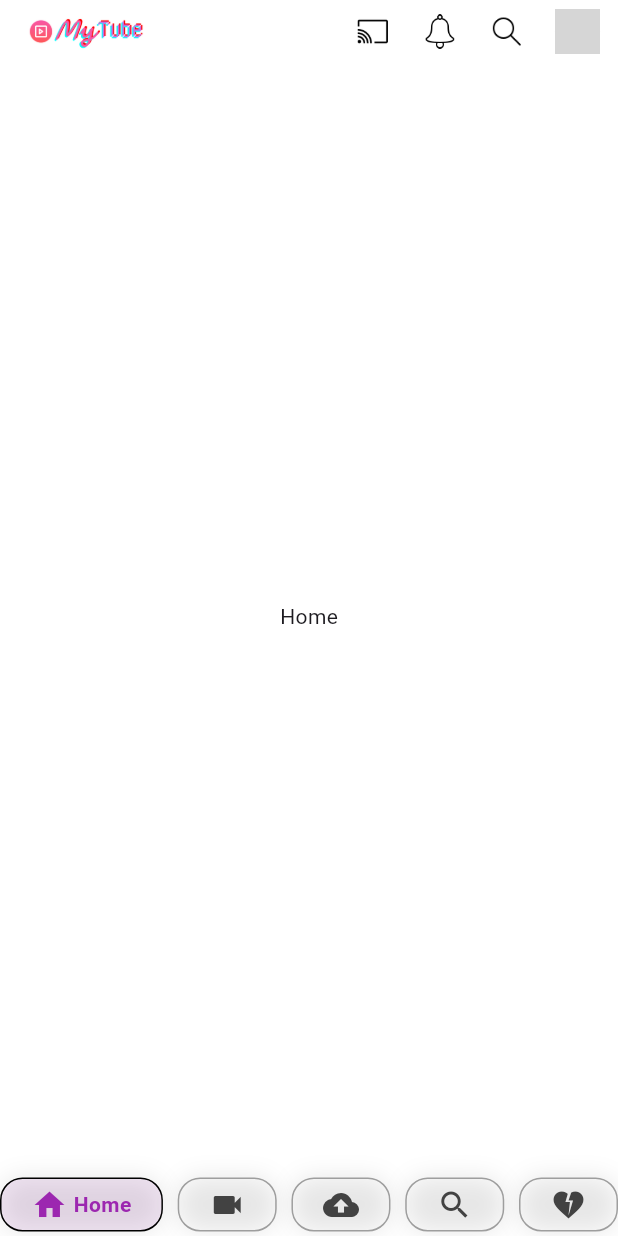
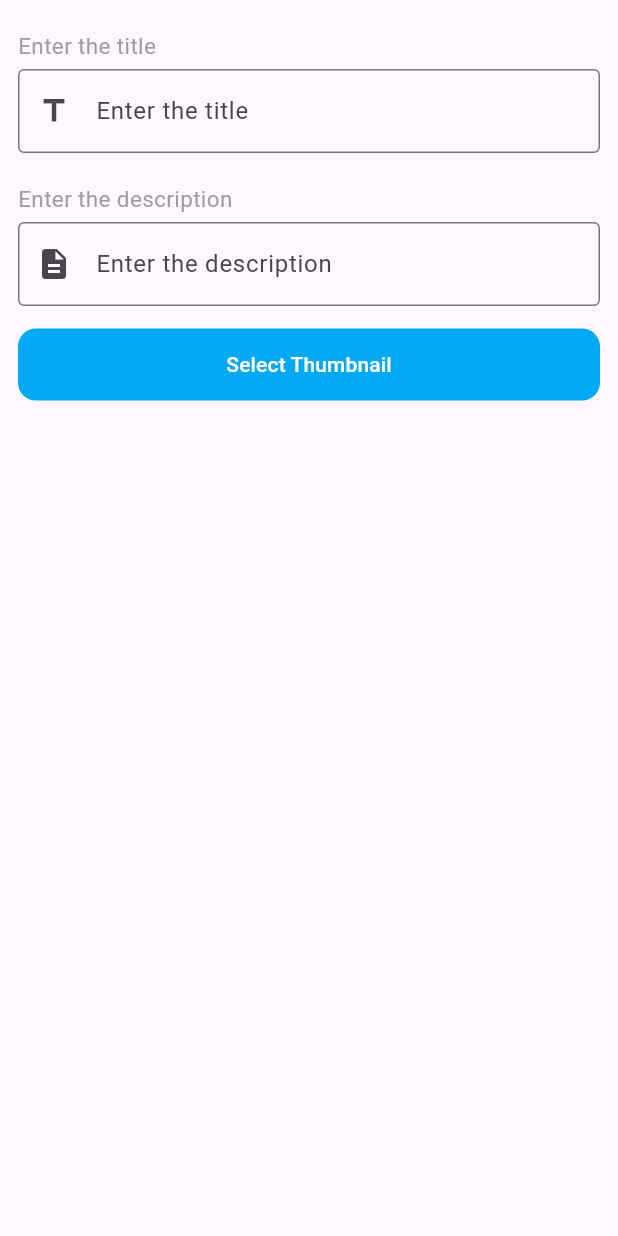
Before and after one commit to Arijit-Biswas-Anirban/my-tube-app-arijit220112, a Flutter app: the screen it shows once a user with an empty profile is signed in, on a phone screen of 412 x 824 dp. Run offline on Flutter 3.47's test engine with Material 3 defaults, Android fonts, the light colour scheme and no system bars; drawn by our look-alikes of google_nav_bar; our stand-ins replace cached_network_image, cloud_firestore, firebase_auth, firebase_core, firebase_storage, flutter_riverpod and 2 more; missing offline and left inert: video_editor; accounts and stored records are empty; grey boxes are pictures that could not be loaded.

Commit message:
adding uploading video feature

```diff
--- a/lib/cores/methods.dart
+++ b/lib/cores/methods.dart
@@ -1,6 +1,9 @@
 // ignore_for_file: unnecessary_null_comparison, use_build_context_synchronously
 
+import 'dart:io';
+import 'package:firebase_storage/firebase_storage.dart';
 import 'package:flutter/material.dart';
+import 'package:image_picker/image_picker.dart';
 
 void showErrorSnackBar(String message, context) =>
     ScaffoldMessenger.of(context).showSnackBar(
@@ -9,3 +12,19 @@ void showErrorSnackBar(String message, context) =>
         duration: const Duration(seconds: 1),
       ),
     );
+
+pickVideo() async{
+  XFile? file =  await ImagePicker().pickVideo(source: ImageSource.gallery);
+  File video = File(file!.path);
+  if(video != null){
+    return video;
+  }
+}
+
+putFileInStorage(file,number,fileType) async{
+  final ref = FirebaseStorage.instance.ref().child("$fileType/$number");
+  final upload = ref.putFile(file);
+  final snapshot = await upload;
+  String downloadURL = await snapshot.ref.getDownloadURL();
+  return downloadURL;
+}
--- /dev/null
+++ b/lib/features/upload/long_video/video_details.dart
@@ -0,0 +1,82 @@
+import 'package:flutter/cupertino.dart';
+import 'package:flutter/material.dart';
+import 'package:flutter/widgets.dart';
+
+class VideoDetailsPage extends StatefulWidget {
+  const VideoDetailsPage({super.key});
+
+  @override
+  State<VideoDetailsPage> createState() => _VideoDetailsPageState();
+}
+
+class _VideoDetailsPageState extends State<VideoDetailsPage> {
+  @override
+  Widget build(BuildContext context) {
+    return Scaffold(
+      body: SafeArea(
+        child: Padding(
+          padding: const EdgeInsets.only(top: 20, left: 12, right: 12),
+          child: Column(
+            crossAxisAlignment: CrossAxisAlignment.stretch,
+            children: [
+              const Text(
+                "Enter the title",
+                style: TextStyle(fontSize: 15, color: Colors.grey),
+              ),
+              const SizedBox(
+                height: 5,
+              ),
+              const TextField(
+                decoration: InputDecoration(
+                    hintText: "Enter the title",
+                    prefixIcon: Icon(Icons.title),
+                    border: OutlineInputBorder(
+                        borderSide: BorderSide(
+                      color: Colors.lightBlue,
+                    ))),
+              ),
+              const SizedBox(
+                height: 20,
+              ),
+              const Text(
+                maxLines: 5,
+                "Enter the description",
+                style: TextStyle(fontSize: 15, color: Colors.grey),
+              ),
+              const SizedBox(
+                height: 5,
+              ),
+              const TextField(
+                decoration: InputDecoration(
+                    hintText: "Enter the description",
+                    prefixIcon: Icon(Icons.description),
+                    border: OutlineInputBorder(
+                        borderSide: BorderSide(
+                      color: Colors.lightBlue,
+                    ))),
+              ),
+              const SizedBox(
+                height: 15,
+              ),
+              Container(
+                decoration: const BoxDecoration(
+                  color: Colors.lightBlue,
+                  borderRadius: BorderRadius.all(
+                    Radius.circular(12),
+                  ),
+                ),
+                child: TextButton(
+                  onPressed: () {},
+                  child: const Text(
+                    "Select Thumbnail",
+                    style: TextStyle(color: Colors.white),
+                  ),
+                ),
+              ),
+            ],
+          ),
+        ),
+      ),
+    );
+  }
+}
--- a/lib/features/upload/upload_bottom_sheet.dart
+++ b/lib/features/upload/upload_bottom_sheet.dart
@@ -1,6 +1,7 @@
 // ignore_for_file: use_build_context_synchronously
 
 import 'package:flutter/material.dart';
+import 'package:mytube/cores/methods.dart';
 import 'package:mytube/cores/widgets/image_item.dart';
 
 class CreateBottomSheet extends StatelessWidget {
@@ -42,7 +43,9 @@ class CreateBottomSheet extends StatelessWidget {
                 height: 38,
                 child: ImageItem(
                   itemText: "Upload a Video",
-                  itemClicked: () {},
+                  itemClicked: () {
+                    pickVideo();
+                  },
                   imageName: "upload.png",
                   haveColor: true,
                 ),
--- a/lib/main.dart
+++ b/lib/main.dart
@@ -10,6 +10,7 @@ import 'package:mytube/features/auth/pages/username_page.dart';
 import 'package:mytube/features/channel/my_channel/pages/channel_settings.dart';
 import 'package:mytube/features/channel/my_channel/pages/my_channel_screen.dart';
 import 'package:mytube/features/channel/user_channel/pages/user_channel_page.dart';
+import 'package:mytube/features/upload/long_video/video_details.dart';
 import 'package:mytube/home_page.dart';
 import 'package:firebase_core/firebase_core.dart';
 import 'firebase_options.dart';
@@ -54,7 +55,7 @@ class MyApp extends ConsumerWidget {
                 else if(snapshot.connectionState == ConnectionState.waiting){
                   return Loader();
                 }
-                return HomePage();
+                return VideoDetailsPage();
               },
             );
           }),
```
